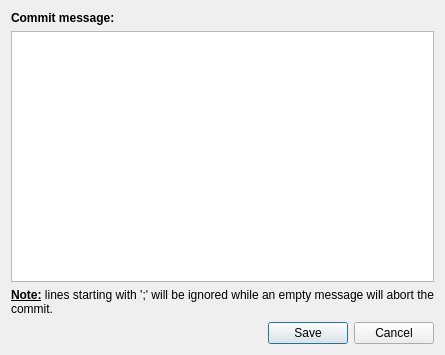
First picture: the form in src/plugins/organisation/PMRWorkspacesWindow/src/pmrworkspaceswindowcommitdialog.ui, repository opencor/opencor, before the edit.
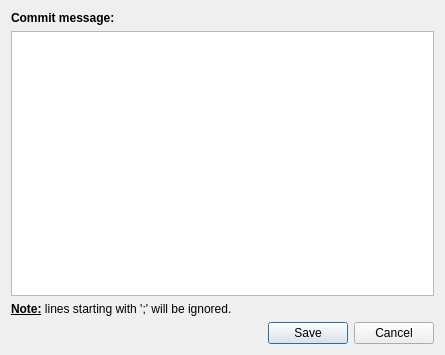
Second picture: the form after the edit.

Commit message: PMR Workspaces window: warn the user if we try to commit without a message (closes #1209).

Diff of the .ui file:
```diff
--- a/src/plugins/organisation/PMRWorkspacesWindow/src/pmrworkspaceswindowcommitdialog.ui
+++ b/src/plugins/organisation/PMRWorkspacesWindow/src/pmrworkspaceswindowcommitdialog.ui
@@ -33,7 +33,7 @@
    <item>
     <widget class="QLabel" name="noteLabel">
      <property name="text">
-      <string>&lt;html&gt;&lt;head/&gt;&lt;body&gt;&lt;p&gt;&lt;span style=&quot; font-weight:600; text-decoration: underline;&quot;&gt;Note:&lt;/span&gt; lines starting with ';' will be ignored while an empty message will abort the commit.&lt;/p&gt;&lt;/body&gt;&lt;/html&gt;</string>
+      <string>&lt;html&gt;&lt;head/&gt;&lt;body&gt;&lt;p&gt;&lt;span style=&quot; font-weight:600; text-decoration: underline;&quot;&gt;Note:&lt;/span&gt; lines starting with ';' will be ignored.&lt;/p&gt;&lt;/body&gt;&lt;/html&gt;</string>
      </property>
      <property name="wordWrap">
       <bool>true</bool>
```
The commit also changes 4 other files.
